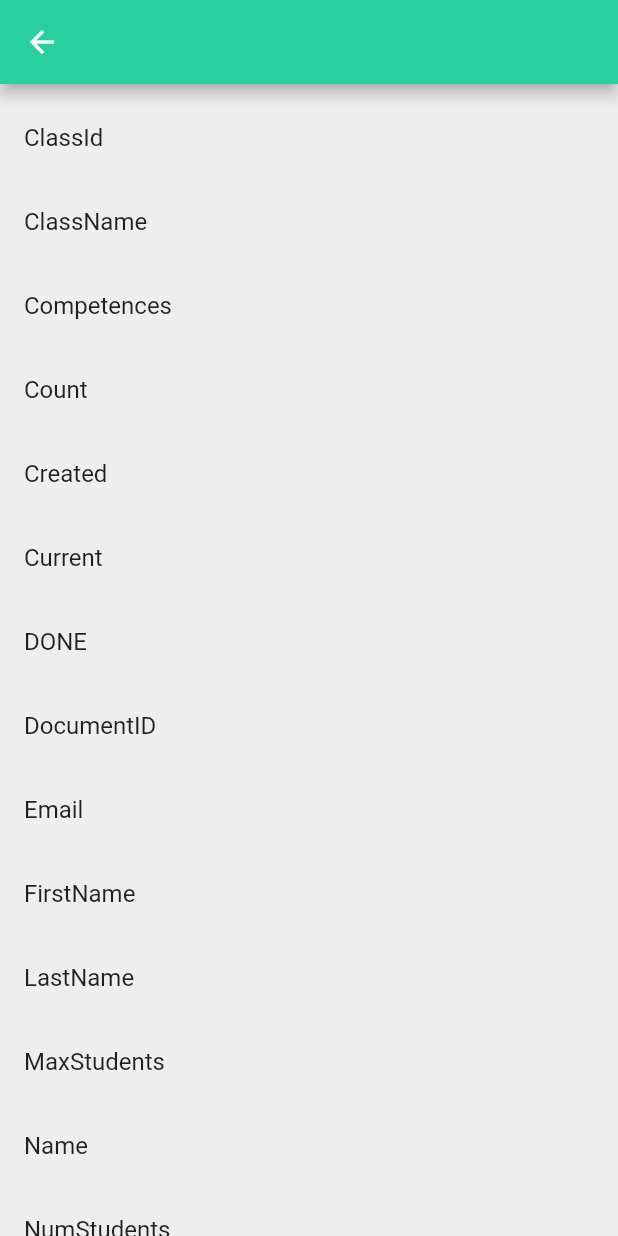
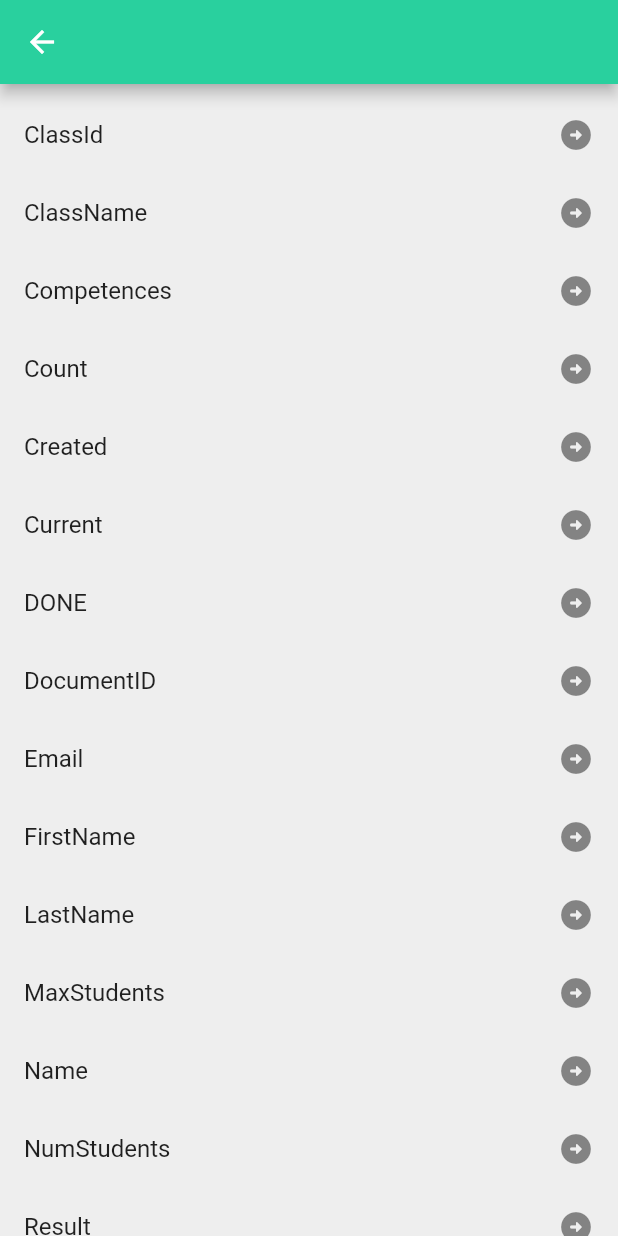
Before and after one commit to n1ghtbyte/Assessments-App, a Flutter app: the CompetencePicked screen opened directly with empty values, on a phone screen of 412 x 824 dp. Run offline on Flutter 3.47's test engine with Material 2 defaults, Android fonts, the phone set to English and light mode, and no system bars; our stand-ins replace cloud_firestore, firebase_auth, firebase_core, fl_chart, flutter_speed_dial; accounts and stored records are empty.

Commit message:
added icons

```diff
--- a/lib/pages/Teacher/Skills/CompetencePicked.dart
+++ b/lib/pages/Teacher/Skills/CompetencePicked.dart
@@ -61,7 +61,9 @@ class _CompetencePickedState extends State<CompetencePicked> {
                     itemCount: data.keys.toList().length,
                     itemBuilder: (context, index) {
                       return ListTile(
+                        trailing: Icon(Icons.arrow_circle_right_rounded),
                         title: Text(data.keys.toList()[index]),
+                        visualDensity: VisualDensity.comfortable,
                         onTap: () {
                           Navigator.push(
                             context,
```
